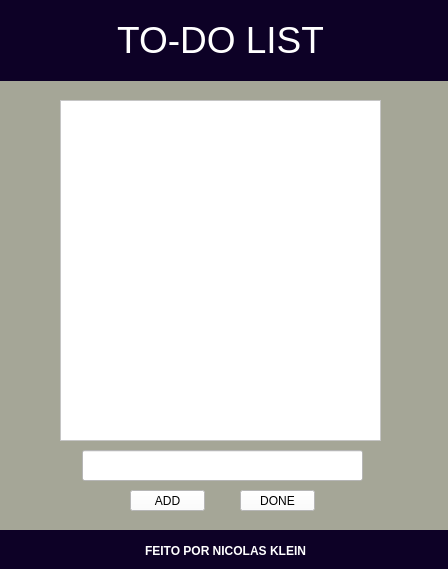
Before: the Qt Designer form window.ui in nicolaskleinaraujo/todo-list, drawn with Qt 5.
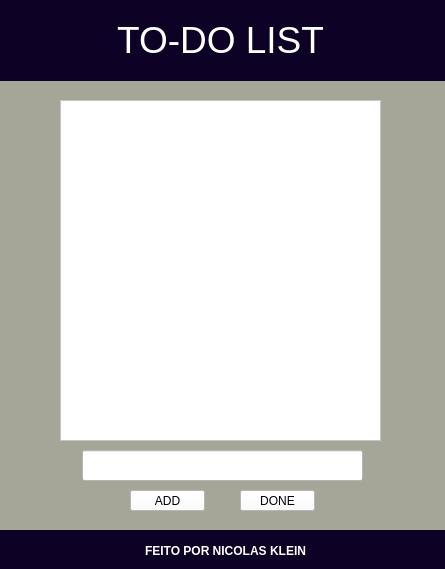
After: the same form once the commit is applied.

```diff
--- a/window.ui
+++ b/window.ui
@@ -2,14 +2,23 @@
 <ui version="4.0">
  <class>todo_window</class>
  <widget class="QMainWindow" name="todo_window">
+  <property name="enabled">
+   <bool>true</bool>
+  </property>
   <property name="geometry">
    <rect>
     <x>0</x>
     <y>0</y>
-    <width>448</width>
+    <width>445</width>
     <height>569</height>
    </rect>
   </property>
+  <property name="sizePolicy">
+   <sizepolicy hsizetype="Fixed" vsizetype="Fixed">
+    <horstretch>0</horstretch>
+    <verstretch>0</verstretch>
+   </sizepolicy>
+  </property>
   <property name="font">
    <font>
     <pointsize>24</pointsize>
```
